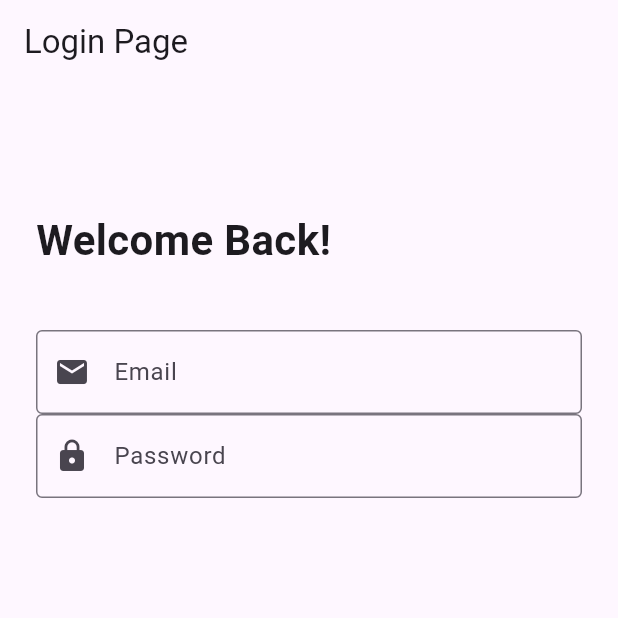
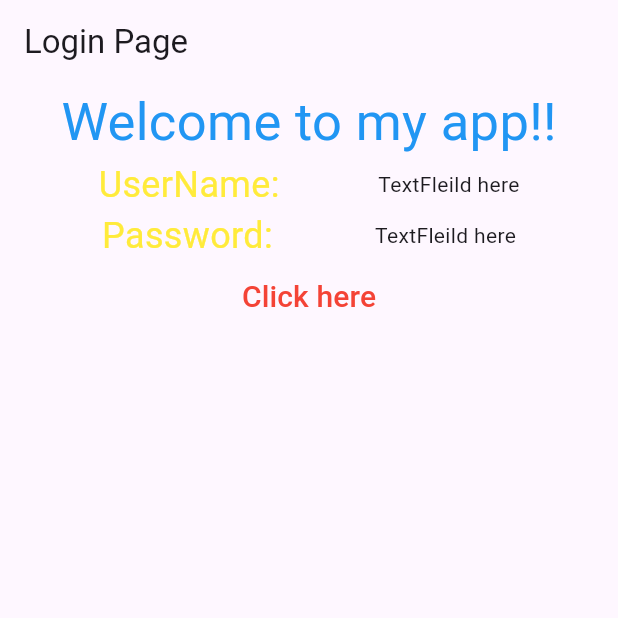
Before and after one commit to SAI000000/mahindracommander, a Flutter app: the screen it shows after launch, on a phone screen of 412 x 824 dp, the top half of it. Run offline on Flutter 3.47's test engine with Material 3 defaults, Android fonts, the phone set to English and light mode, and no system bars.

Commit message:
#3sample

```diff
--- a/lib/main.dart
+++ b/lib/main.dart
@@ -1,6 +1,8 @@
 import 'package:flutter/material.dart';
+import 'package:flutter/rendering.dart';
 
 void main() {
+  debugPaintSizeEnabled = true;
   runApp(const MyApp());
 }
 
@@ -14,41 +16,77 @@ class MyApp extends StatelessWidget {
 
       home: Scaffold(
         appBar: AppBar(title: const Text('Login Page')),
-        body: Padding(padding: const EdgeInsets.all(24.0),
-        child:Column(
-          crossAxisAlignment: CrossAxisAlignment.stretch,
-          children:[
-            const SizedBox(height: 60),
-            const Text(
-              'Welcome Back!',
-              style: TextStyle(
-                fontSize: 28,
-                fontWeight: FontWeight.bold,
+        body:Container(
+          width: 700,
+          height: 700,
+          child: Column(
+
+            mainAxisAlignment:MainAxisAlignment.start,
+            crossAxisAlignment: CrossAxisAlignment.center,
+            children: [
+              Text(
+                'Welcome to my app!!',
+                style: TextStyle(
+                  color: Colors.blue,
+                  fontSize: 35,
+                ),
+
               ),
-            ),
-            const SizedBox(height: 40),
-            TextField(
-              keyboardType: TextInputType.emailAddress,
-              decoration: const InputDecoration(
-                labelText: 'Email',
-                hintText: 'Enter your email',
-                border: OutlineInputBorder(),
-                prefixIcon: Icon(Icons.email),
+              Row(
+                mainAxisAlignment: MainAxisAlignment.spaceEvenly,
+                children: [
+                  Text(
+                'UserName:',
+                style: TextStyle(
+                  fontSize: 24,
+                  color: Colors.yellow,
+                ),
               ),
-            ),
-            TextField(
-              obscureText: true,
-              decoration: const InputDecoration(
-                labelText: 'Password',
-                hintText: 'Enter your password',
-                border: OutlineInputBorder(),
-                prefixIcon: Icon(Icons.lock),
+              Text(
+                  'TextFleild here'
               ),
+                ],
+              ),
+              Row(
+                mainAxisAlignment: MainAxisAlignment.spaceEvenly,
+                children: [
+                  Text(
+                'Password:',
+                style: TextStyle(
+                  fontSize: 24,
+                  color: Colors.yellow,
+                ),
+              ),
+              Text(
+                  'TextFleild here'
+              ),
+                ],
+              ),
+              Row(
+                mainAxisAlignment: MainAxisAlignment.spaceEvenly,
+                children: [
+                  TextButton(
+                    onPressed: () => [],
 
-            ),
-          ],
+                    child:Text(
+                      'Click here',
+
+                      style: TextStyle(
+                        fontSize: 20,
+                        color: Colors.red,
+                      ),
+                      ) ,
+                    ),
+                ],
+              ),
+            ],
+
+
+          ),
+
         ),
-        ),
+
+
       ),
     );
   }
```
